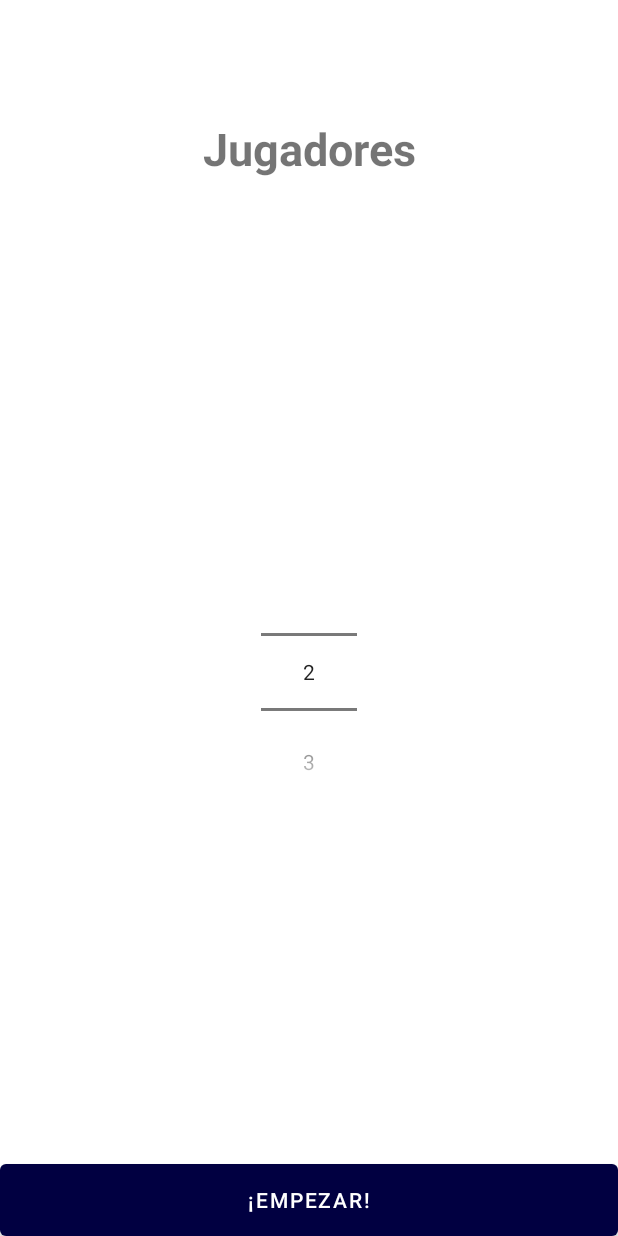
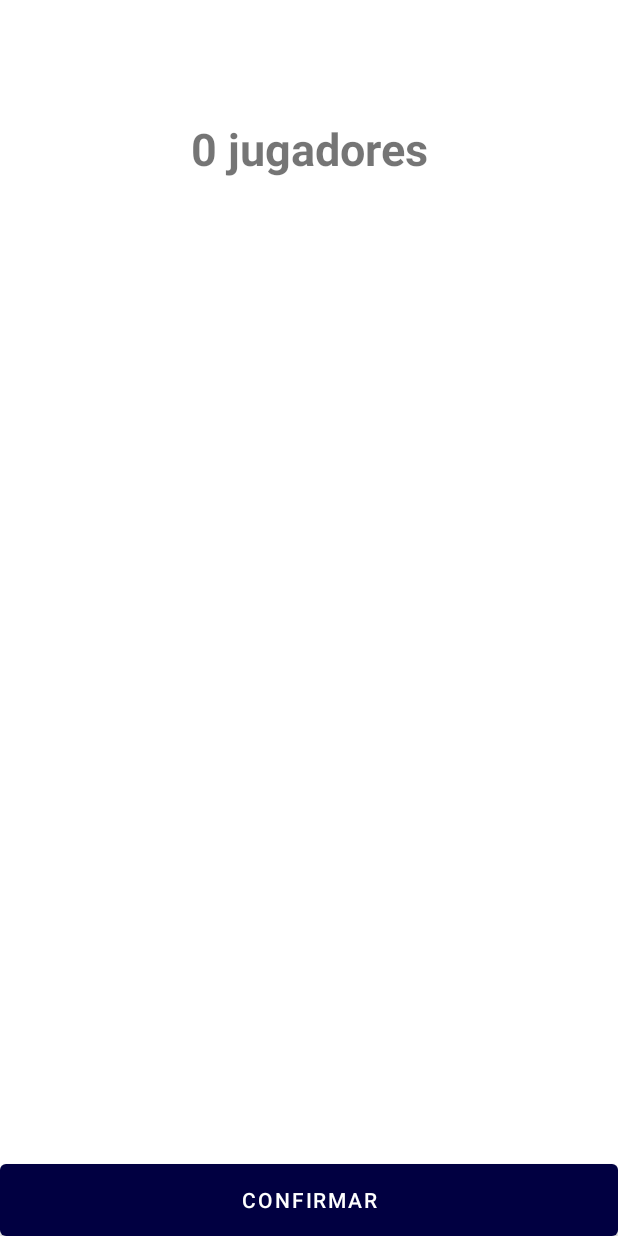
Before and after one commit to PauloVazquezAcosta/ContinentalApp, an Android app: the screen it shows after launch (MainActivity before the commit, InputNamesActivity after it), after a tap on "¡EMPEZAR!", on a phone screen of 412 x 824 dp. Run offline under Robolectric (Android 15) with nearby library versions, the phone set to English and light mode, and no system bars.

Commit message:
Creada a estrutura do recyclerView de input nomes
Creado o RecyclerView da pantalla de introducir nomes dos xogadores,
queda pendente de revisar para completar os datos

```diff
--- a/android/app/src/main/AndroidManifest.xml
+++ b/android/app/src/main/AndroidManifest.xml
@@ -10,6 +10,9 @@
         android:supportsRtl="true"
         android:theme="@style/Theme.MyApplication">
         <activity
+            android:name=".screens.inputNames.InputNamesActivity"
+            android:exported="false" />
+        <activity
             android:name=".screens.MainActivity"
             android:exported="true">
             <intent-filter>
--- a/android/app/src/main/java/com/app/myapplication/screens/MainActivity.java
+++ b/android/app/src/main/java/com/app/myapplication/screens/MainActivity.java
@@ -1,17 +1,21 @@
 package com.app.myapplication.screens;
 
 import androidx.appcompat.app.AppCompatActivity;
+
+import android.content.Intent;
 import android.os.Bundle;
 import android.view.View;
 import android.widget.Button;
 import android.widget.NumberPicker;
-import android.widget.Toast;
+
 import com.app.myapplication.R;
+import com.app.myapplication.screens.inputNames.InputNamesActivity;
 
 
 public class MainActivity extends AppCompatActivity {
     private NumberPicker selectorJugadores;
     private int numeroJugadores;
+    private static final String claveCaja = "NUMERO_JUGADORES";
 
     @Override
     protected void onCreate(Bundle savedInstanceState) {
@@ -31,7 +35,11 @@ public class MainActivity extends AppCompatActivity {
 
         botonEmpezar.setOnClickListener(new View.OnClickListener() {
             public void onClick(View v) {
-                Toast.makeText(getApplicationContext(), "Jugadores: " + numeroJugadores,Toast.LENGTH_LONG).show();
+                Intent intent = new Intent(getApplicationContext(), InputNamesActivity.class);
+                Bundle cajaJugadores = new Bundle();
+                cajaJugadores.putInt(claveCaja, numeroJugadores);
+                intent.putExtras(cajaJugadores);
+                startActivity(intent);
             }
         });
     }
--- /dev/null
+++ b/android/app/src/main/java/com/app/myapplication/screens/inputNames/InputNamesActivity.java
@@ -0,0 +1,46 @@
+package com.app.myapplication.screens.inputNames;
+
+import androidx.appcompat.app.AppCompatActivity;
+import androidx.recyclerview.widget.LinearLayoutManager;
+import androidx.recyclerview.widget.RecyclerView;
+
+import android.os.Bundle;
+import android.widget.EditText;
+import android.widget.TextView;
+
+import com.app.myapplication.R;
+
+import java.util.ArrayList;
+
+public class InputNamesActivity extends AppCompatActivity {
+    private int numeroJugadores;
+    private static final String claveCaja = "NUMERO_JUGADORES";
+    private TextView textoNumeroJugadores;
+
+    private RecyclerView recyclerJugadores;
+    private ArrayList<String> arrayJugadores;
+
+    @Override
+    protected void onCreate(Bundle savedInstanceState) {
+        super.onCreate(savedInstanceState);
+        setContentView(R.layout.activity_input_names);
+
+        Bundle cajaJugadores = getIntent().getExtras();
+        numeroJugadores = cajaJugadores.getInt(claveCaja , 0);
+        textoNumeroJugadores = findViewById(R.id.textoJugadores);
+        textoNumeroJugadores.setText(numeroJugadores + " jugadores");
+
+        recyclerJugadores = findViewById(R.id.recyclerNombreJugadores);
+        recyclerJugadores.setLayoutManager(new LinearLayoutManager(this, LinearLayoutManager.VERTICAL, false));
+
+        arrayJugadores = new ArrayList<String>();
+
+        for (int i = 0; i < arrayJugadores.size(); i++) {
+            int numJugador = i + 1;
+            arrayJugadores.add("Jugador/a " + numJugador);
+        }
+
+        InputNamesAdapter adapter = new InputNamesAdapter(arrayJugadores);
+        recyclerJugadores.setAdapter(adapter);
+    }
+}
--- /dev/null
+++ b/android/app/src/main/java/com/app/myapplication/screens/inputNames/InputNamesAdapter.java
@@ -0,0 +1,54 @@
+package com.app.myapplication.screens.inputNames;
+
+import android.view.LayoutInflater;
+import android.view.View;
+import android.view.ViewGroup;
+import android.widget.TextView;
+
+import androidx.annotation.NonNull;
+import androidx.recyclerview.widget.RecyclerView;
+
+import com.app.myapplication.R;
+
+import java.util.ArrayList;
+
+public class InputNamesAdapter extends RecyclerView.Adapter<InputNamesAdapter.ViewHolderNames> {
+
+    ArrayList<String> arrayJugadores;
+
+    public InputNamesAdapter(ArrayList<String> arrayJugadores) {
+        this.arrayJugadores = arrayJugadores;
+    }
+
+    @NonNull
+    @Override
+    public ViewHolderNames onCreateViewHolder(@NonNull ViewGroup parent, int viewType) {
+        View view = LayoutInflater.from(parent.getContext())
+                .inflate(R.layout.input_name_player_cell, null, false);
+        return new ViewHolderNames(view);
+    }
+
+    @Override
+    public void onBindViewHolder(@NonNull ViewHolderNames holder, int position) {
+        holder.assignData(arrayJugadores.get(position));
+    }
+
+    @Override
+    public int getItemCount() {
+        return arrayJugadores.size();
+    }
+
+    public class ViewHolderNames extends RecyclerView.ViewHolder {
+
+        TextView numeroJugador;
+
+        public ViewHolderNames(@NonNull View itemView) {
+            super(itemView);
+            numeroJugador = itemView.findViewById(R.id.numeroJugador);
+        }
+
+        public void assignData(String numeroJugador) {
+            this.numeroJugador.setText(numeroJugador);
+        }
+    }
+}
--- /dev/null
+++ b/android/app/src/main/res/drawable/ic_person.xml
@@ -0,0 +1,4 @@
+<vector android:height="24dp" android:viewportHeight="48"
+    android:viewportWidth="48" android:width="24dp" xmlns:android="http://schemas.android.com/apk/res/android">
+    <path android:fillColor="#FF000000" android:pathData="M24,23.95Q20.7,23.95 18.6,21.85Q16.5,19.75 16.5,16.45Q16.5,13.15 18.6,11.05Q20.7,8.95 24,8.95Q27.3,8.95 29.4,11.05Q31.5,13.15 31.5,16.45Q31.5,19.75 29.4,21.85Q27.3,23.95 24,23.95ZM8,40V35.3Q8,33.4 8.95,32.05Q9.9,30.7 11.4,30Q14.75,28.5 17.825,27.75Q20.9,27 24,27Q27.1,27 30.15,27.775Q33.2,28.55 36.55,30Q38.1,30.7 39.05,32.05Q40,33.4 40,35.3V40ZM11,37H37V35.3Q37,34.5 36.525,33.775Q36.05,33.05 35.35,32.7Q32.15,31.15 29.5,30.575Q26.85,30 24,30Q21.15,30 18.45,30.575Q15.75,31.15 12.6,32.7Q11.9,33.05 11.45,33.775Q11,34.5 11,35.3ZM24,20.95Q25.95,20.95 27.225,19.675Q28.5,18.4 28.5,16.45Q28.5,14.5 27.225,13.225Q25.95,11.95 24,11.95Q22.05,11.95 20.775,13.225Q19.5,14.5 19.5,16.45Q19.5,18.4 20.775,19.675Q22.05,20.95 24,20.95ZM24,16.45Q24,16.45 24,16.45Q24,16.45 24,16.45Q24,16.45 24,16.45Q24,16.45 24,16.45Q24,16.45 24,16.45Q24,16.45 24,16.45Q24,16.45 24,16.45Q24,16.45 24,16.45ZM24,37Q24,37 24,37Q24,37 24,37Q24,37 24,37Q24,37 24,37Q24,37 24,37Q24,37 24,37Q24,37 24,37Q24,37 24,37Z"/>
+</vector>
--- /dev/null
+++ b/android/app/src/main/res/layout/activity_input_names.xml
@@ -0,0 +1,46 @@
+<?xml version="1.0" encoding="utf-8"?>
+<androidx.constraintlayout.widget.ConstraintLayout xmlns:android="http://schemas.android.com/apk/res/android"
+    xmlns:app="http://schemas.android.com/apk/res-auto"
+    xmlns:tools="http://schemas.android.com/tools"
+    android:layout_width="match_parent"
+    android:layout_height="match_parent"
+    tools:context=".screens.inputNames.InputNamesActivity">
+
+    <TextView
+        android:id="@+id/textoJugadores"
+        android:layout_width="wrap_content"
+        android:layout_height="wrap_content"
+        android:text="@string/numero_jugadores"
+        android:textAlignment="textStart"
+        android:textStyle="bold"
+        android:textSize="30sp"
+        app:layout_constraintTop_toTopOf="parent"
+        app:layout_constraintBottom_toBottomOf="parent"
+        app:layout_constraintVertical_bias="0.1"
+        app:layout_constraintLeft_toLeftOf="parent"
+        app:layout_constraintRight_toRightOf="parent"/>
+
+    <androidx.recyclerview.widget.RecyclerView
+        android:id="@+id/recyclerNombreJugadores"
+        android:layout_width="wrap_content"
+        android:layout_height="wrap_content"
+        app:layout_constraintTop_toBottomOf="@id/textoJugadores"
+        app:layout_constraintLeft_toLeftOf="parent"
+        app:layout_constraintRight_toRightOf="parent"
+        app:layout_constraintBottom_toTopOf="@id/botonConfirmar"
+
+        />
+
+    <Button
+        android:id="@+id/botonConfirmar"
+        android:layout_width="match_parent"
+        android:layout_height="wrap_content"
+        android:text="@string/boton_confirmar"
+        app:layout_constraintBottom_toBottomOf="parent"
+        app:layout_constraintLeft_toLeftOf="parent"
+        app:layout_constraintRight_toRightOf="parent"
+        android:insetTop="0dp"
+        android:insetBottom="0dp"
+        />
+
+</androidx.constraintlayout.widget.ConstraintLayout>
--- a/android/app/src/main/res/values-night/themes.xml
+++ b/android/app/src/main/res/values-night/themes.xml
@@ -1,6 +1,6 @@
 <resources xmlns:tools="http://schemas.android.com/tools">
     <!-- Base application theme. -->
-    <style name="Theme.MyApplication" parent="Theme.MaterialComponents.DayNight.DarkActionBar">
+    <style name="Theme.MyApplication" parent="Theme.MaterialComponents.DayNight.NoActionBar">
         <!-- Primary brand color. -->
         <item name="colorPrimary">@color/purple_200</item>
         <item name="colorPrimaryVariant">@color/purple_700</item>
--- a/android/app/src/main/res/values/strings.xml
+++ b/android/app/src/main/res/values/strings.xml
@@ -1,5 +1,9 @@
 <resources>
     <string name="app_name">My Application</string>
     <string name="boton_empezar">¡Empezar!</string>
+    <string name="boton_confirmar">Confirmar</string>
     <string name="jugadores">Jugadores</string>
+    <string name="numero_jugadores">X jugadores</string>
+    <string name="jugador_celda_recycler">Jugador/a</string>
+    <string name="nombre_jugador">Nombre del jugador/a</string>
 </resources>
--- a/android/app/src/main/res/values/themes.xml
+++ b/android/app/src/main/res/values/themes.xml
@@ -12,7 +12,5 @@
         <!-- Status bar color. -->
         <item name="android:statusBarColor" tools:targetApi="l">?attr/colorPrimaryVariant</item>
         <!-- Customize your theme here. -->
-        <item name="android:minHeight">0dp</item>
-        <item name="android:minWidth">0dp</item>
     </style>
 </resources>
```
Also changed, not shown: android/app/src/main/res/layout/input_name_player_cell.xml (added, +34 -0 lines), android/gradle.properties (+8 -13 lines).
